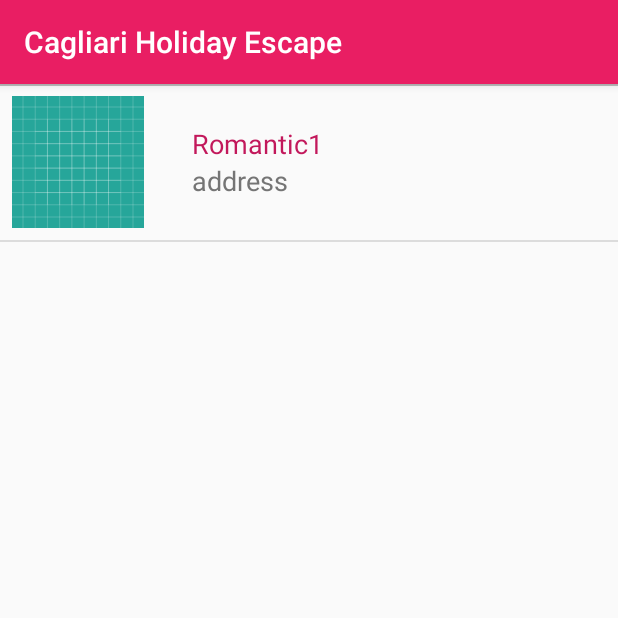
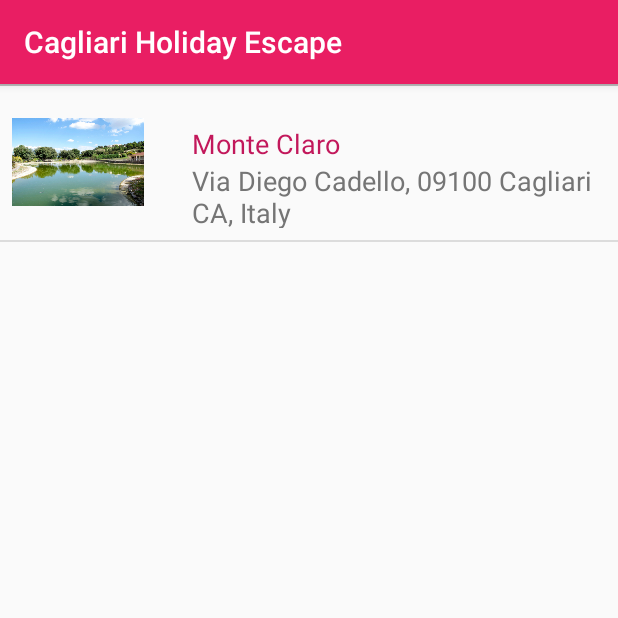
Before and after one commit to Melsara/HolidayEscape, an Android app: the fragment RomanticFragment shown on its own in the app's theme, on a phone screen of 412 x 824 dp, the top half of it. Run offline under Robolectric (Android 15) with nearby library versions, the phone set to English and light mode, and no system bars.

Commit message:
Adding first romantic place.

```diff
--- a/app/src/main/res/values/colors.xml
+++ b/app/src/main/res/values/colors.xml
@@ -7,5 +7,4 @@
     <color name="primaryText">#212121</color>
     <color name="secondaryText">#757575</color>
     <color name="dividerColor">#BDBDBD</color>
-
 </resources>
--- a/app/src/main/res/values/strings.xml
+++ b/app/src/main/res/values/strings.xml
@@ -68,4 +68,13 @@
         Bianconiglio, Brucaliffo, Stregatto, il Cappellaio Matto e la Regina di Cuori, vi aspettano per provare un viaggio in un luogo unico al mondo, una terra colma di meraviglie mistero e pericolo.\n
         “Si dice che per sopravvivere qui bisogna essere matti come un cappellaio.”\n(Lewis Carroll – Alice in Wonderland)</string>
     <string name="er_address4">Via Risorgimento, 39, 09026 San Sperate CA, Italy</string>
+    <string name="rom_name1">Monte Claro</string>
+    <string name="rom_url1">http://www.cagliariturismo.it/it/luoghi/i-luoghi-della-natura-318/colli-226/parco-di-monte-claro-62</string>
+    <string name="rom_email1">Email not available</string>
+    <string name="rom_tel1">Telephone number not available</string>
+    <string name="rom_desc1">Il parco di Monte Claro è uno dei parchi pubblici di Cagliari, si estende per diversi ettari e si trova al centro della città. L\'ingresso principale è in via Cadello, un altro ingresso si trova in via Liguria.
+        All\'interno del parco sono presenti strutture ludiche, un laghetto e alcune specie di volatili quali oche e anatre e diverse tartarughe.
+        Esso rappresenta una delle mete preferite dalle famiglie con bambini e un luogo di svago per gli adulti.
+        Molti cittadini cagliaritani si recano in mezzo alla natura per fare attività fisica, poiché il parco di Monte Claro offre percorsi ideali per passeggiate e fare jogging.</string>
+    <string name="rom_address1">Via Diego Cadello, 09100 Cagliari CA, Italy</string>
 </resources>
--- a/build.gradle
+++ b/build.gradle
@@ -7,7 +7,7 @@ buildscript {
         jcenter()
     }
     dependencies {
-        classpath 'com.android.tools.build:gradle:3.1.0'
+        classpath 'com.android.tools.build:gradle:3.1.1'
 
 
         // NOTE: Do not place your application dependencies here; they belong
```
Also changed, not shown: app/src/main/java/eu/escapeadvisor/holidayescape/RomanticFragment.java (+29 -2 lines), app/src/main/res/drawable-hdpi/monteclaro.png (added), app/src/main/res/drawable-mdpi/monteclaro.png (added), app/src/main/res/drawable-xhdpi/monteclaro.png (added), app/src/main/res/drawable-xxhdpi/monteclaro.png (added), 1 other file.
